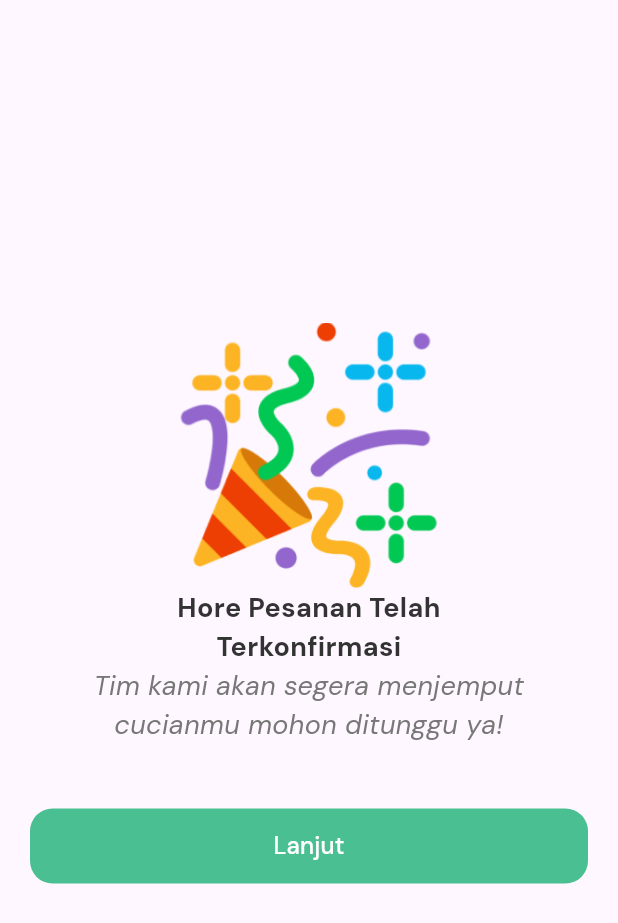
After one commit to wahidalqorni/syn_laundry, a Flutter app: the SuccessPage screen opened directly, on a phone screen of 412 x 824 dp. The commit adds this screen. Shown: the top 923 px of the screen. Run offline on Flutter 3.47's test engine with Material 3 defaults, Android fonts, the phone set to English and light mode, and no system bars; our stand-ins replace google_fonts.

Commit message:
buat halaman empty order, success, dan tambahkan navigasi di bbrp page

```diff
--- a/lib/main.dart
+++ b/lib/main.dart
@@ -1,8 +1,10 @@
 import 'package:flutter/material.dart';
 import 'package:syn_laundry/pages/beranda_page.dart';
+import 'package:syn_laundry/pages/empty_order_page.dart';
 import 'package:syn_laundry/pages/login_page.dart';
 import 'package:syn_laundry/pages/register_page.dart';
 import 'package:syn_laundry/pages/splash_page.dart';
+import 'package:syn_laundry/pages/success_page.dart';
 
 void main() {
   runApp(const MyApp());
@@ -36,7 +38,7 @@ class MyApp extends StatelessWidget {
         colorScheme: ColorScheme.fromSeed(seedColor: Colors.deepPurple),
         useMaterial3: true,
       ),
-      home: RegisterPage(),
+      home: SplashPage(),
     );
   }
 }
--- /dev/null
+++ b/lib/pages/success_page.dart
@@ -0,0 +1,57 @@
+import 'package:flutter/material.dart';
+
+import '../themes/themes.dart';
+
+class SuccessPage extends StatelessWidget {
+  const SuccessPage({super.key});
+
+  @override
+  Widget build(BuildContext context) {
+    return Scaffold(
+      body: Center(
+        child: Column(
+          mainAxisAlignment: MainAxisAlignment.center,
+          children: [
+            Image.asset(
+              'assets/img-sukses.png',
+              width: 177,
+              height: 177,
+            ),
+            Text(
+              'Hore Pesanan Telah\nTerkonfirmasi',
+              style: primaryTextStyle.copyWith(
+                  fontSize: 18, fontWeight: FontWeight.bold),
+              textAlign: TextAlign.center,
+            ),
+            Text(
+              'Tim kami akan segera menjemput\ncucianmu mohon ditunggu ya!',
+              style: secondaryTextStyle.copyWith(
+                fontSize: 18,
+                fontStyle: FontStyle.italic,
+              ),
+              textAlign: TextAlign.center,
+            ),
+            SizedBox(
+              height: 23,
+            ),
+            Container(
+              margin: EdgeInsets.all(20),
+              width: double.infinity,
+              height: 50,
+              child: TextButton(
+                  style: TextButton.styleFrom(
+                      backgroundColor: Color(0xFF4ABF92),
+                      shape: RoundedRectangleBorder(
+                          borderRadius: BorderRadius.circular(15))),
+                  onPressed: null,
+                  child: Text(
+                    'Lanjut',
+                    style: whiteTextStyle.copyWith(fontSize: 16),
+                  )),
+            )
+          ],
+        ),
+      ),
+    );
+  }
+}
```
Also changed, not shown: lib/pages/empty_order_page.dart (added, +31 -0 lines), lib/pages/login_page.dart (+14 -5 lines), lib/pages/register_page.dart (+14 -5 lines).
